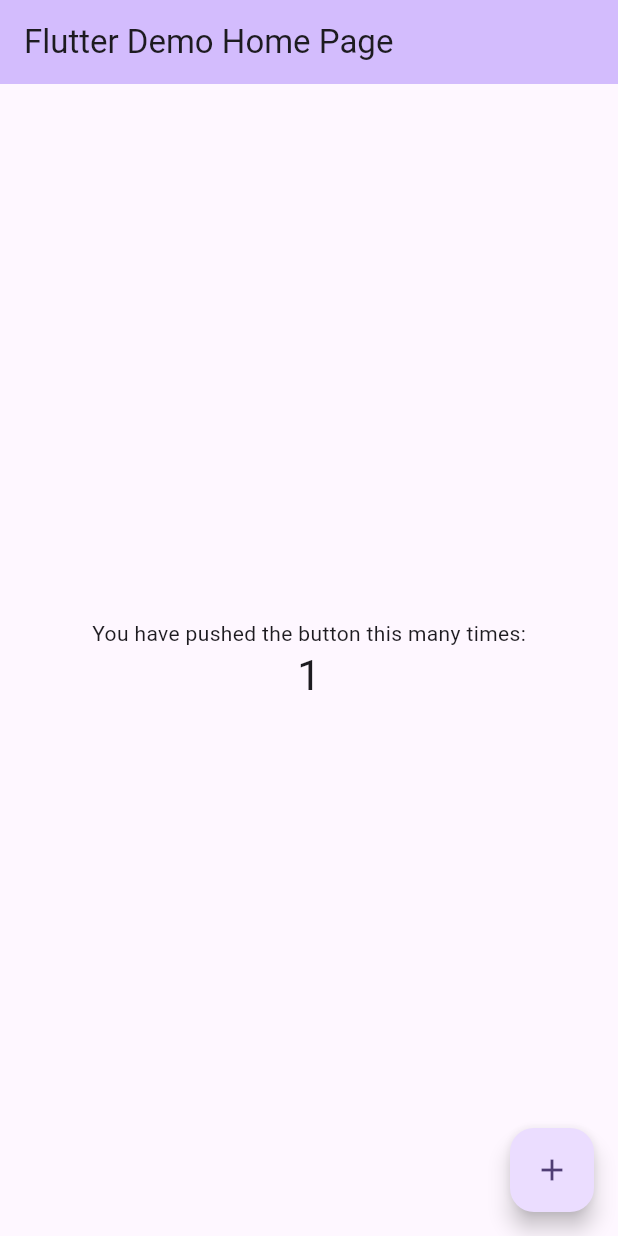
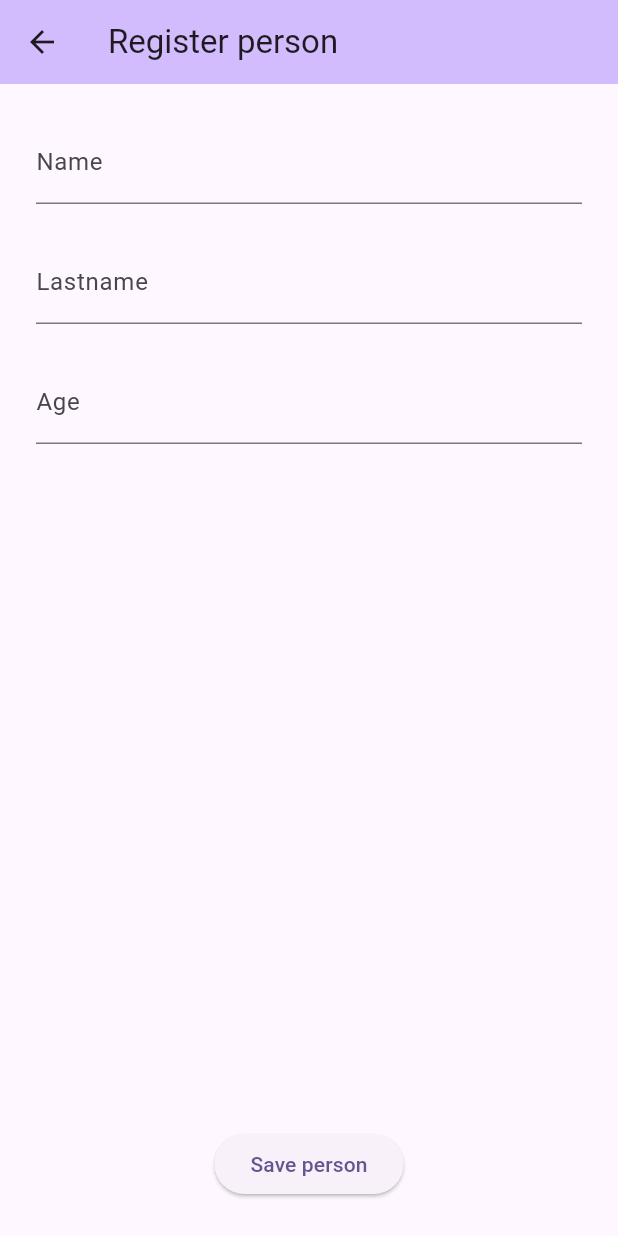
Before and after one commit to angelwayar/clean-architecture, a Flutter app: the screen it shows after launch, after a tap on the "add" icon, on a phone screen of 412 x 824 dp. Run offline on Flutter 3.47's test engine with Material 3 defaults, Android fonts, the phone set to English and light mode, and no system bars; our stand-ins replace bloc, get_it.

Commit message:
Second commit

```diff
--- /dev/null
+++ b/lib/app.dart
@@ -0,0 +1,19 @@
+import 'package:flutter/material.dart';
+
+import 'features/home/presentation/pages/home_page.dart';
+
+class MyApp extends StatelessWidget {
+  const MyApp({super.key});
+
+  @override
+  Widget build(BuildContext context) {
+    return MaterialApp(
+      title: 'Flutter Demo',
+      theme: ThemeData(
+        colorScheme: ColorScheme.fromSeed(seedColor: Colors.deepPurple),
+        useMaterial3: true,
+      ),
+      home: const MyHomePage(),
+    );
+  }
+}
--- /dev/null
+++ b/lib/features/home/presentation/pages/home_page.dart
@@ -0,0 +1,43 @@
+import 'package:clean_architecture/features/persons/presentation/pages/register_person_page.dart';
+import 'package:flutter/material.dart';
+
+class MyHomePage extends StatefulWidget {
+  const MyHomePage({super.key});
+
+  @override
+  State<MyHomePage> createState() => _MyHomePageState();
+}
+
+class _MyHomePageState extends State<MyHomePage> {
+  @override
+  Widget build(BuildContext context) {
+    return Scaffold(
+      appBar: AppBar(
+        backgroundColor: Theme.of(context).colorScheme.inversePrimary,
+        title: const Text('Favorite persons'),
+      ),
+      body: const Center(
+        child: Column(
+          mainAxisAlignment: MainAxisAlignment.center,
+          children: <Widget>[
+            Text(
+              'You have pushed the button this many times:',
+            ),
+          ],
+        ),
+      ),
+      floatingActionButton: FloatingActionButton(
+        onPressed: () {
+          Navigator.push(
+            context,
+            MaterialPageRoute(
+              builder: ((context) => const RegisterPersonPage()),
+            ),
+          );
+        },
+        tooltip: 'Increment',
+        child: const Icon(Icons.add),
+      ),
+    );
+  }
+}
--- /dev/null
+++ b/lib/features/persons/data/models/person.model.dart
@@ -0,0 +1,21 @@
+import '../../domain/entities/person.entity.dart';
+
+class PersonModel extends Person {
+  PersonModel({
+    required super.name,
+    required super.lastname,
+    required super.age,
+  });
+
+  factory PersonModel.fromJson(Map<String, dynamic> json) => PersonModel(
+        name: json['name'],
+        lastname: json['lastname'],
+        age: json['age'],
+      );
+
+  Map<String, dynamic> toJson() => {
+        'name': name,
+        'lastname': lastname,
+        'age': age,
+      };
+}
--- /dev/null
+++ b/lib/features/persons/data/repositories/person.repository.dart
@@ -0,0 +1,21 @@
+import '../../domain/entities/person.entity.dart';
+import '../../domain/repositories/person.repository.dart';
+import '../datasources/local/db.local.dart';
+import '../models/person.model.dart';
+
+class PersonRepositoryImpl implements PersonRepository {
+  const PersonRepositoryImpl(this._dbLocalServices);
+
+  final DbLocalServices _dbLocalServices;
+
+  @override
+  Future<void> addPerson({required Person person}) async {
+    final personModel = PersonModel(
+      name: person.name,
+      lastname: person.lastname,
+      age: person.age,
+    );
+
+    await _dbLocalServices.addPerson(personModel: personModel);
+  }
+}
--- /dev/null
+++ b/lib/features/persons/domain/entities/person.entity.dart
@@ -0,0 +1,11 @@
+class Person {
+  final String name;
+  final String lastname;
+  final int age;
+
+  const Person({
+    required this.name,
+    required this.lastname,
+    required this.age,
+  });
+}
--- /dev/null
+++ b/lib/features/persons/domain/repositories/person.repository.dart
@@ -0,0 +1,5 @@
+import '../entities/person.entity.dart';
+
+abstract class PersonRepository {
+  Future<void> addPerson({required Person person});
+}
--- /dev/null
+++ b/lib/features/persons/domain/usecases/add_person.use_case.dart
@@ -0,0 +1,13 @@
+import '../entities/person.entity.dart';
+import '../repositories/person.repository.dart';
+
+final class AddPersonUseCase {
+  const AddPersonUseCase(this._personRepository);
+
+  final PersonRepository _personRepository;
+
+  Future<void> call({required Person person}) async {
+    // TODO: If the logic is more complex, here is the place
+    await _personRepository.addPerson(person: person);
+  }
+}
--- /dev/null
+++ b/lib/features/persons/presentation/blocs/blocs.dart
@@ -0,0 +1 @@
+export './register_person_bloc/register_person_bloc.dart';
--- /dev/null
+++ b/lib/features/persons/presentation/blocs/register_person_bloc/register_person_event.dart
@@ -0,0 +1,9 @@
+part of 'register_person_bloc.dart';
+
+@immutable
+sealed class RegisterPersonEvent {}
+
+final class AddRegisterPerson extends RegisterPersonEvent {
+  final Person person;
+  AddRegisterPerson({required this.person});
+}
--- /dev/null
+++ b/lib/features/persons/presentation/pages/register_person_page.dart
@@ -0,0 +1,42 @@
+import 'package:flutter/material.dart';
+
+class RegisterPersonPage extends StatelessWidget {
+  const RegisterPersonPage({super.key});
+
+  @override
+  Widget build(BuildContext context) {
+    return Scaffold(
+      appBar: AppBar(
+        backgroundColor: Theme.of(context).colorScheme.inversePrimary,
+        title: const Text('Register person'),
+      ),
+      body: Padding(
+        padding: const EdgeInsets.all(24.0),
+        child: Form(
+          child: Column(
+            children: [
+              TextFormField(
+                decoration: const InputDecoration(label: Text('Name')),
+              ),
+              const SizedBox(height: 24.0),
+              TextFormField(
+                decoration: const InputDecoration(label: Text('Lastname')),
+              ),
+              const SizedBox(height: 24.0),
+              TextFormField(
+                decoration: const InputDecoration(label: Text('Age')),
+              ),
+              const Spacer(),
+              ElevatedButton(
+                onPressed: () {
+                  // TODO: Se debe de llamar al bloc para realizar el registro necesario
+                },
+                child: const Text('Save person'),
+              ),
+            ],
+          ),
+        ),
+      ),
+    );
+  }
+}
--- /dev/null
+++ b/lib/injection.dart
@@ -0,0 +1,26 @@
+import 'package:get_it/get_it.dart';
+
+import 'features/persons/data/datasources/local/db.local.dart';
+import 'features/persons/data/repositories/person.repository.dart';
+import 'features/persons/domain/repositories/person.repository.dart';
+import 'features/persons/domain/usecases/add_person.use_case.dart';
+import 'features/persons/presentation/blocs/blocs.dart';
+
+class Injector {
+  static final GetIt _instance = GetIt.I;
+
+  initInjector() {
+    _instance.registerLazySingleton<DbLocalServices>(
+      () => DbLocalServicesImpl(),
+    );
+    _instance.registerLazySingleton<PersonRepository>(
+      () => PersonRepositoryImpl(_instance.get<DbLocalServices>()),
+    );
+    _instance.registerFactory(
+      () => AddPersonUseCase(_instance.get<PersonRepository>()),
+    );
+    _instance.registerFactory(
+      () => RegisterPersonBloc(_instance.get<AddPersonUseCase>()),
+    );
+  }
+}
--- a/lib/main.dart
+++ b/lib/main.dart
@@ -1,125 +1,8 @@
 import 'package:flutter/material.dart';
+import 'app.dart';
+import 'injection.dart';
 
 void main() {
+  Injector().initInjector();
   runApp(const MyApp());
 }
-
-class MyApp extends StatelessWidget {
-  const MyApp({super.key});
-
-  // This widget is the root of your application.
-  @override
-  Widget build(BuildContext context) {
-    return MaterialApp(
-      title: 'Flutter Demo',
-      theme: ThemeData(
-        // This is the theme of your application.
-        //
-        // TRY THIS: Try running your application with "flutter run". You'll see
-        // the application has a purple toolbar. Then, without quitting the app,
-        // try changing the seedColor in the colorScheme below to Colors.green
-        // and then invoke "hot reload" (save your changes or press the "hot
-        // reload" button in a Flutter-supported IDE, or press "r" if you used
-        // the command line to start the app).
-        //
-        // Notice that the counter didn't reset back to zero; the application
-        // state is not lost during the reload. To reset the state, use hot
-        // restart instead.
-        //
-        // This works for code too, not just values: Most code changes can be
-        // tested with just a hot reload.
-        colorScheme: ColorScheme.fromSeed(seedColor: Colors.deepPurple),
-        useMaterial3: true,
-      ),
-      home: const MyHomePage(title: 'Flutter Demo Home Page'),
-    );
-  }
-}
-
-class MyHomePage extends StatefulWidget {
-  const MyHomePage({super.key, required this.title});
-
-  // This widget is the home page of your application. It is stateful, meaning
-  // that it has a State object (defined below) that contains fields that affect
-  // how it looks.
-
-  // This class is the configuration for the state. It holds the values (in this
-  // case the title) provided by the parent (in this case the App widget) and
-  // used by the build method of the State. Fields in a Widget subclass are
-  // always marked "final".
-
-  final String title;
-
-  @override
-  State<MyHomePage> createState() => _MyHomePageState();
-}
-
-class _MyHomePageState extends State<MyHomePage> {
-  int _counter = 0;
-
-  void _incrementCounter() {
-    setState(() {
-      // This call to setState tells the Flutter framework that something has
-      // changed in this State, which causes it to rerun the build method below
-      // so that the display can reflect the updated values. If we changed
-      // _counter without calling setState(), then the build method would not be
-      // called again, and so nothing would appear to happen.
-      _counter++;
-    });
-  }
-
-  @override
-  Widget build(BuildContext context) {
-    // This method is rerun every time setState is called, for instance as done
-    // by the _incrementCounter method above.
-    //
-    // The Flutter framework has been optimized to make rerunning build methods
-    // fast, so that you can just rebuild anything that needs updating rather
-    // than having to individually change instances of widgets.
-    return Scaffold(
-      appBar: AppBar(
-        // TRY THIS: Try changing the color here to a specific color (to
-        // Colors.amber, perhaps?) and trigger a hot reload to see the AppBar
-        // change color while the other colors stay the same.
-        backgroundColor: Theme.of(context).colorScheme.inversePrimary,
-        // Here we take the value from the MyHomePage object that was created by
-        // the App.build method, and use it to set our appbar title.
-        title: Text(widget.title),
-      ),
-      body: Center(
-        // Center is a layout widget. It takes a single child and positions it
-        // in the middle of the parent.
-        child: Column(
-          // Column is also a layout widget. It takes a list of children and
-          // arranges them vertically. By default, it sizes itself to fit its
-          // children horizontally, and tries to be as tall as its parent.
-          //
-          // Column has various properties to control how it sizes itself and
-          // how it positions its children. Here we use mainAxisAlignment to
-          // center the children vertically; the main axis here is the vertical
-          // axis because Columns are vertical (the cross axis would be
-          // horizontal).
-          //
-          // TRY THIS: Invoke "debug painting" (choose the "Toggle Debug Paint"
-          // action in the IDE, or press "p" in the console), to see the
-          // wireframe for each widget.
-          mainAxisAlignment: MainAxisAlignment.center,
-          children: <Widget>[
-            const Text(
-              'You have pushed the button this many times:',
-            ),
-            Text(
-              '$_counter',
-              style: Theme.of(context).textTheme.headlineMedium,
-            ),
-          ],
-        ),
-      ),
-      floatingActionButton: FloatingActionButton(
-        onPressed: _incrementCounter,
-        tooltip: 'Increment',
-        child: const Icon(Icons.add),
-      ), // This trailing comma makes auto-formatting nicer for build methods.
-    );
-  }
-}
```
Also changed, not shown: lib/features/persons/data/datasources/local/db.local.dart (added, +15 -0 lines), lib/features/persons/presentation/blocs/register_person_bloc/register_person_bloc.dart (added, +27 -0 lines), lib/features/persons/presentation/blocs/register_person_bloc/register_person_state.dart (added, +15 -0 lines), pubspec.yaml (+4 -61 lines), pubspec.lock.
